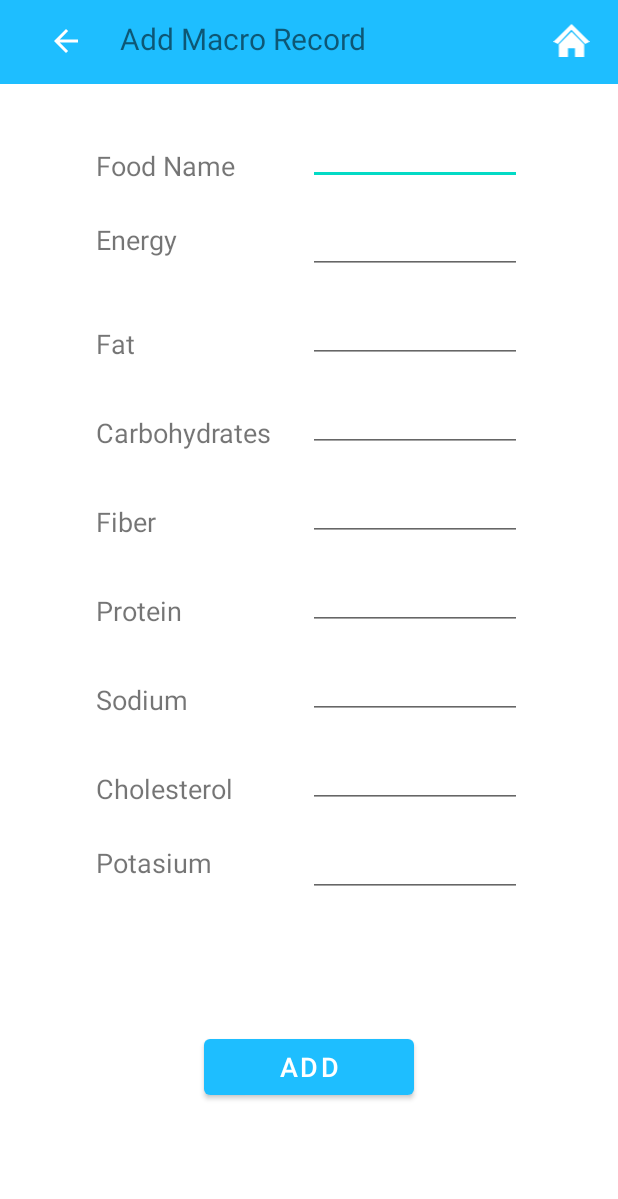
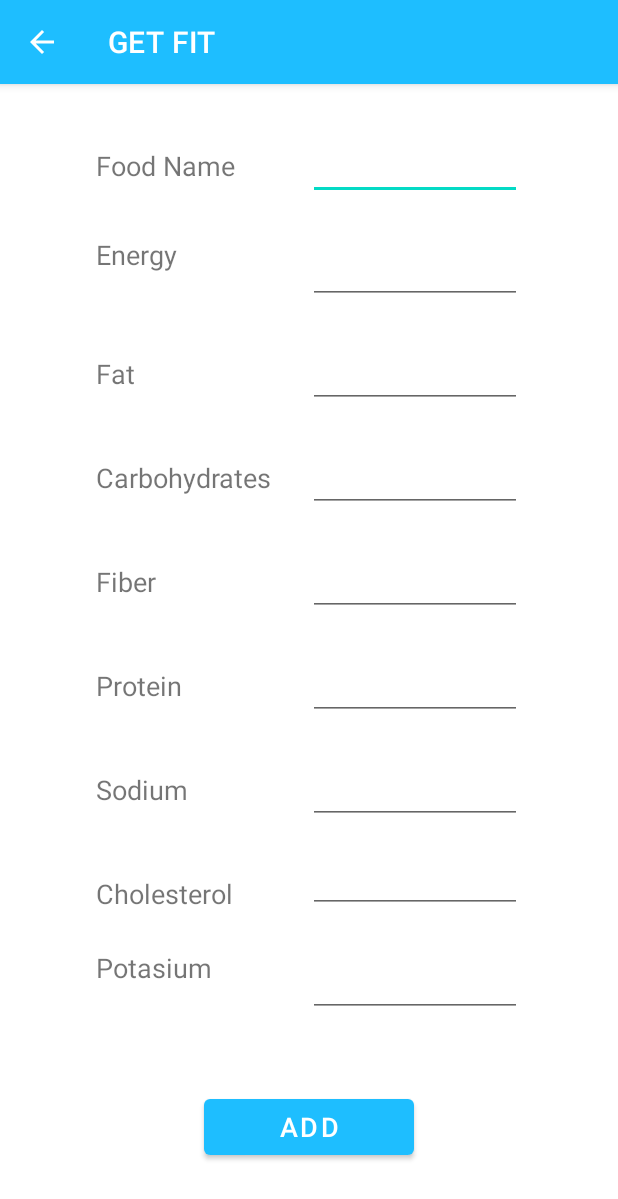
Before and after one commit to KaveenLaksitha/GET-FIT, an Android app: the AddMacros screen opened directly, with no data from a screen before it, on a phone screen of 412 x 824 dp. Shown: the top 1199 px of the screen. Run offline under Robolectric (Android 15) with nearby library versions, the phone set to English and light mode, and no system bars; Roboto replaces fonts that are not available here.

Commit message:
DB class changed

```diff
--- a/app/build.gradle
+++ b/app/build.gradle
@@ -14,6 +14,7 @@ android {
         versionName "1.0"
 
         testInstrumentationRunner "androidx.test.runner.AndroidJUnitRunner"
+        vectorDrawables.useSupportLibrary = true
     }
 
     buildTypes {
--- a/app/src/main/java/com/example/getfit/Nutrition/AddMacros.java
+++ b/app/src/main/java/com/example/getfit/Nutrition/AddMacros.java
@@ -2,15 +2,57 @@ package com.example.getfit.Nutrition;
 
 import androidx.appcompat.app.AppCompatActivity;
 
+import android.content.Intent;
 import android.os.Bundle;
+import android.view.View;
+import android.widget.Button;
+import android.widget.EditText;
 
 import com.example.getfit.R;
 
 public class AddMacros extends AppCompatActivity {
 
+    EditText title_foodName,title_energy,title_fat,title_carb,title_fiber,title_protein,title_sodium,title_cholesterol,title_potasium;
+    Button button_add_macros;
+
     @Override
     protected void onCreate(Bundle savedInstanceState) {
         super.onCreate(savedInstanceState);
         setContentView(R.layout.activity_add_macros);
+
+        title_foodName = findViewById(R.id.title_foodName);
+        title_energy = findViewById(R.id.title_energy);
+        title_fat = findViewById(R.id.title_fat);
+        title_carb = findViewById(R.id.title_carb);
+        title_fiber = findViewById(R.id.title_fiber);
+        title_protein = findViewById(R.id.title_protein);
+        title_sodium = findViewById(R.id.title_sodium);
+        title_cholesterol = findViewById(R.id.title_cholesterol);
+        title_potasium = findViewById(R.id.title_potasium);
+
+        button_add_macros = findViewById(R.id.button_add_macros);
+
+        button_add_macros.setOnClickListener(new View.OnClickListener() {
+
+            @Override
+            public void onClick(View v){
+
+                DBHelper dbHelper = new DBHelper(AddMacros.this);
+                dbHelper.addMacro(title_foodName.getText().toString().trim(),
+                        title_energy.getText().toString().trim(),
+                        title_fat.getText().toString().trim(),
+                        title_carb.getText().toString().trim(),
+                        title_fiber.getText().toString().trim(),
+                        title_protein.getText().toString().trim(),
+                        title_sodium.getText().toString().trim(),
+                        title_cholesterol.getText().toString().trim(),
+                        title_potasium.getText().toString().trim());
+
+                Intent intent = new Intent(AddMacros.this, macros.class);
+                startActivity(intent);
+                finish();
+            }
+        });
+
     }
 }
--- a/app/src/main/res/layout/activity_add_macros.xml
+++ b/app/src/main/res/layout/activity_add_macros.xml
@@ -2,12 +2,11 @@
 <androidx.constraintlayout.widget.ConstraintLayout xmlns:android="http://schemas.android.com/apk/res/android"
     xmlns:app="http://schemas.android.com/apk/res-auto"
     xmlns:tools="http://schemas.android.com/tools"
-    android:id="@+id/potasiumIn"
     android:layout_width="match_parent"
     android:layout_height="match_parent"
     tools:context=".Nutrition.AddMacros">
 
-    <RelativeLayout
+    <!--<RelativeLayout
 
         android:id="@+id/relativeLayout"
         android:layout_width="match_parent"
@@ -41,19 +40,19 @@
             android:layout_alignParentEnd="true"
             android:paddingTop="8dp"
             android:src="@drawable/home" />
-    </RelativeLayout>
+    </RelativeLayout>-->
 
     <TableRow
         android:id="@+id/tableRow8"
         android:layout_width="match_parent"
-        android:layout_height="35dp"
+        android:layout_height="wrap_content"
         android:layout_marginStart="64dp"
         android:layout_marginTop="32dp"
         android:layout_marginEnd="64dp"
         android:layout_weight="1"
         app:layout_constraintEnd_toEndOf="parent"
         app:layout_constraintStart_toStartOf="parent"
-        app:layout_constraintTop_toBottomOf="@+id/relativeLayout">
+        app:layout_constraintTop_toTopOf="parent">
 
         <TextView
             android:id="@+id/textView3"
@@ -63,7 +62,7 @@
             android:textSize="18sp" />
 
         <EditText
-            android:id="@+id/txtInFoodName"
+            android:id="@+id/title_foodName"
             android:layout_width="match_parent"
             android:layout_height="wrap_content"
             android:ems="10"
@@ -75,7 +74,7 @@
     <TableRow
         android:id="@+id/tableRow6"
         android:layout_width="match_parent"
-        android:layout_height="35dp"
+        android:layout_height="wrap_content"
         android:layout_marginStart="64dp"
         android:layout_marginTop="24dp"
         android:layout_marginEnd="64dp"
@@ -92,7 +91,7 @@
             android:textSize="18sp" />
 
         <EditText
-            android:id="@+id/fatIn"
+            android:id="@+id/title_fat"
             android:layout_width="match_parent"
             android:layout_height="wrap_content"
             android:ems="10"
@@ -104,7 +103,7 @@
     <TableRow
         android:id="@+id/tableRow3"
         android:layout_width="match_parent"
-        android:layout_height="35dp"
+        android:layout_height="wrap_content"
         android:layout_marginStart="64dp"
         android:layout_marginTop="24dp"
         android:layout_marginEnd="64dp"
@@ -121,7 +120,7 @@
             android:textSize="18sp" />
 
         <EditText
-            android:id="@+id/proteinIn"
+            android:id="@+id/title_protein"
             android:layout_width="match_parent"
             android:layout_height="wrap_content"
             android:ems="10"
@@ -132,7 +131,7 @@
     <TableRow
         android:id="@+id/tableRow7"
         android:layout_width="match_parent"
-        android:layout_height="35dp"
+        android:layout_height="wrap_content"
         android:layout_marginStart="64dp"
         android:layout_marginTop="24dp"
         android:layout_marginEnd="64dp"
@@ -149,7 +148,7 @@
             android:textSize="18sp" />
 
         <EditText
-            android:id="@+id/energyIn"
+            android:id="@+id/title_energy"
             android:layout_width="match_parent"
             android:layout_height="wrap_content"
             android:ems="10"
@@ -160,7 +159,7 @@
     <TableRow
         android:id="@+id/tableRow2"
         android:layout_width="match_parent"
-        android:layout_height="35dp"
+        android:layout_height="wrap_content"
         android:layout_marginStart="64dp"
         android:layout_marginTop="24dp"
         android:layout_marginEnd="64dp"
@@ -177,7 +176,7 @@
             android:textSize="18sp" />
 
         <EditText
-            android:id="@+id/sodiumIn"
+            android:id="@+id/title_sodium"
             android:layout_width="match_parent"
             android:layout_height="wrap_content"
             android:ems="10"
@@ -188,7 +187,7 @@
     <TableRow
         android:id="@+id/tableRow5"
         android:layout_width="match_parent"
-        android:layout_height="35dp"
+        android:layout_height="wrap_content"
         android:layout_marginStart="64dp"
         android:layout_marginTop="24dp"
         android:layout_marginEnd="64dp"
@@ -205,7 +204,7 @@
             android:textSize="18sp" />
 
         <EditText
-            android:id="@+id/carbIn"
+            android:id="@+id/title_carb"
             android:layout_width="match_parent"
             android:layout_height="wrap_content"
             android:ems="10"
@@ -216,7 +215,7 @@
     <TableRow
         android:id="@+id/tableRow4"
         android:layout_width="match_parent"
-        android:layout_height="35dp"
+        android:layout_height="wrap_content"
         android:layout_marginStart="64dp"
         android:layout_marginTop="24dp"
         android:layout_marginEnd="64dp"
@@ -233,7 +232,7 @@
             android:textSize="18sp" />
 
         <EditText
-            android:id="@+id/fiberIn"
+            android:id="@+id/title_fiber"
             android:layout_width="match_parent"
             android:layout_height="wrap_content"
             android:ems="10"
@@ -244,7 +243,7 @@
     <TableRow
         android:id="@+id/tableRow9"
         android:layout_width="match_parent"
-        android:layout_height="35dp"
+        android:layout_height="wrap_content"
         android:layout_marginStart="64dp"
         android:layout_marginTop="24dp"
         android:layout_marginEnd="64dp"
@@ -261,7 +260,7 @@
             android:textSize="18sp" />
 
         <EditText
-            android:id="@+id/editTextNumberDecimal2"
+            android:id="@+id/title_potasium"
             android:layout_width="match_parent"
             android:layout_height="wrap_content"
             android:ems="10"
@@ -290,7 +289,7 @@
             android:textSize="18sp" />
 
         <EditText
-            android:id="@+id/cholesterolIn"
+            android:id="@+id/title_cholesterol"
             android:layout_width="match_parent"
             android:layout_height="wrap_content"
             android:ems="10"
@@ -300,7 +299,7 @@
     </TableRow>
 
     <Button
-        android:id="@+id/button2"
+        android:id="@+id/button_add_macros"
         android:layout_width="140dp"
         android:layout_height="49dp"
         android:text="@string/btnAddMacros"
--- a/app/src/main/res/layout/activity_macros.xml
+++ b/app/src/main/res/layout/activity_macros.xml
@@ -45,7 +45,7 @@
     </RelativeLayout>
 
     <com.google.android.material.floatingactionbutton.FloatingActionButton
-        android:id="@+id/floatingActionButton3"
+        android:id="@+id/nutrition_add_macro"
         android:layout_width="wrap_content"
         android:layout_height="wrap_content"
         android:layout_marginEnd="64dp"
--- a/app/src/main/res/values/themes.xml
+++ b/app/src/main/res/values/themes.xml
@@ -1,6 +1,6 @@
 <resources xmlns:tools="http://schemas.android.com/tools">
     <!-- Base application theme. -->
-    <style name="Theme.GETFIT" parent="Theme.MaterialComponents.DayNight.NoActionBar">
+    <style name="Theme.GETFIT" parent="Theme.MaterialComponents.DayNight.DarkActionBar">
         <!-- Primary brand color. -->
         <item name="colorPrimary">@color/blue</item>
         <item name="colorPrimaryVariant">@color/purple_700</item>
```
Also changed, not shown: app/src/main/AndroidManifest.xml (+4 -3 lines), app/src/main/java/com/example/getfit/Nutrition/DBHelper.java (added, +87 -0 lines), app/src/main/java/com/example/getfit/Nutrition/macros.java (+17 -0 lines).
